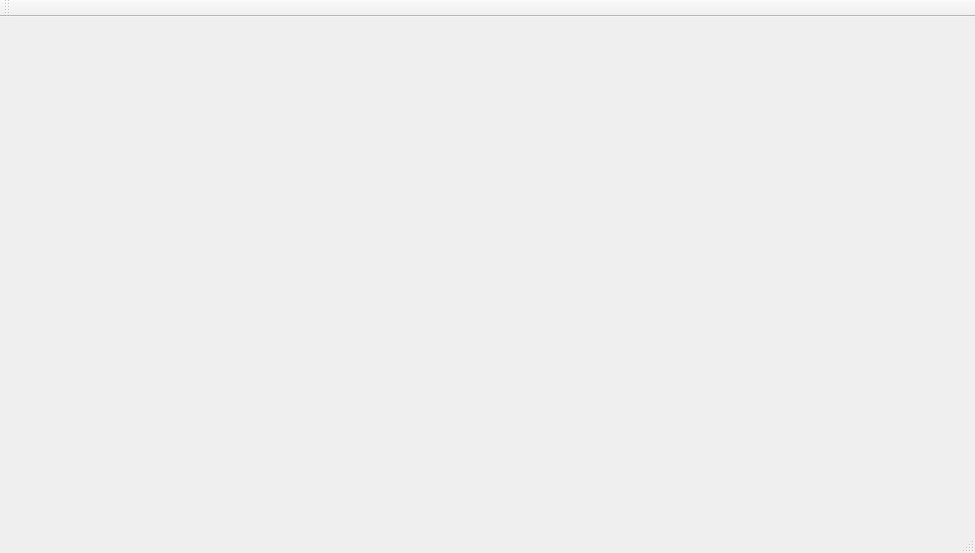
tmbnrt/ChessGame_Qt, file ChessGame_Qt/ChessGame_Qt.ui: the form before one commit.
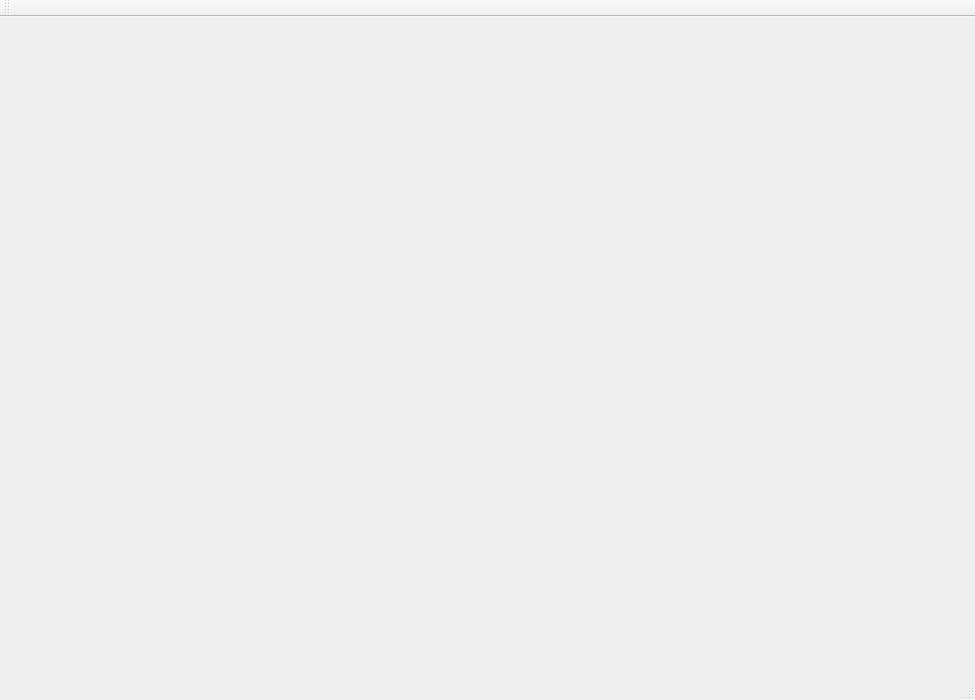
The form after the commit.

Commit message: Update: Layout container / board sizing

Diff of the .ui file:
```diff
--- a/ChessGame_Qt/ChessGame_Qt.ui
+++ b/ChessGame_Qt/ChessGame_Qt.ui
@@ -7,7 +7,7 @@
     <x>0</x>
     <y>0</y>
     <width>975</width>
-    <height>553</height>
+    <height>700</height>
    </rect>
   </property>
   <property name="windowTitle">
```
The commit also changes 3 other files.
